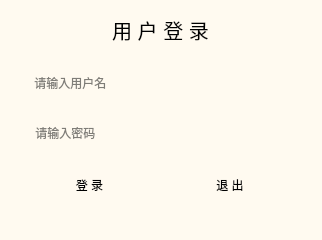
Old version of the form login.ui in the repository AXIhello/dbms.
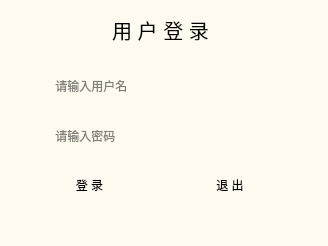
New version of the form.

Commit message: login加图标

```diff
--- a/login.ui
+++ b/login.ui
@@ -6,8 +6,8 @@
    <rect>
     <x>0</x>
     <y>0</y>
-    <width>322</width>
-    <height>240</height>
+    <width>328</width>
+    <height>246</height>
    </rect>
   </property>
   <property name="windowTitle">
@@ -43,10 +43,10 @@
   <widget class="QLineEdit" name="usrLineEdit">
    <property name="geometry">
     <rect>
-     <x>29</x>
+     <x>50</x>
      <y>70</y>
-     <width>261</width>
-     <height>25</height>
+     <width>221</width>
+     <height>31</height>
     </rect>
    </property>
    <property name="placeholderText">
@@ -59,10 +59,10 @@
   <widget class="QLineEdit" name="pwdLineEdit">
    <property name="geometry">
     <rect>
-     <x>30</x>
+     <x>50</x>
      <y>120</y>
-     <width>261</width>
-     <height>25</height>
+     <width>221</width>
+     <height>31</height>
     </rect>
    </property>
    <property name="echoMode">
```
Left out of the diff: 13 changed lines with no effect on the pictures. The commit also changes 4 other files.
